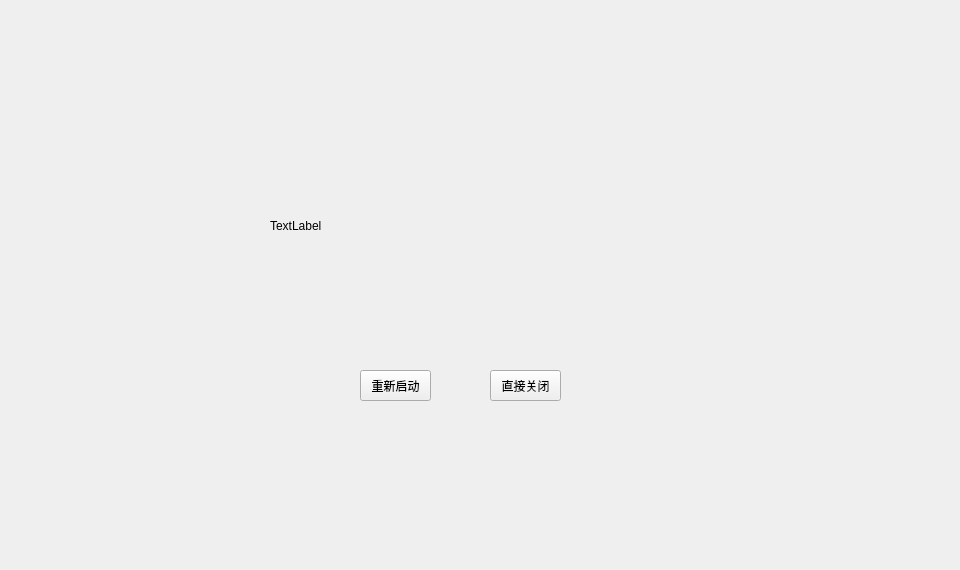
Before: the Qt Designer form Copy/UpdateWidget.ui in HcashOrg/HX-IDE, drawn with Qt 5.
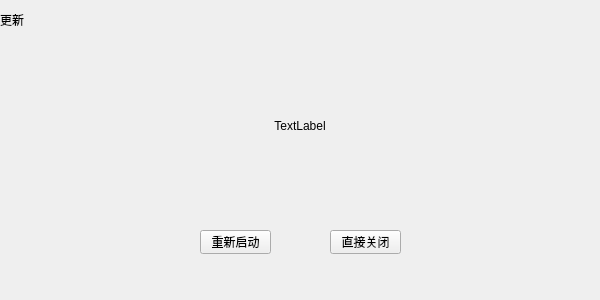
After: the same form once the commit is applied.

The edit to the form file:
```diff
--- a/Copy/UpdateWidget.ui
+++ b/Copy/UpdateWidget.ui
@@ -6,8 +6,8 @@
    <rect>
     <x>0</x>
     <y>0</y>
-    <width>960</width>
-    <height>570</height>
+    <width>600</width>
+    <height>300</height>
    </rect>
   </property>
   <property name="windowTitle">
@@ -16,10 +16,10 @@
   <widget class="QToolButton" name="toolButton_restart">
    <property name="geometry">
     <rect>
-     <x>360</x>
-     <y>370</y>
+     <x>200</x>
+     <y>230</y>
      <width>71</width>
-     <height>31</height>
+     <height>24</height>
     </rect>
    </property>
    <property name="cursor">
@@ -32,10 +32,10 @@
   <widget class="QToolButton" name="toolButton_close">
    <property name="geometry">
     <rect>
-     <x>490</x>
-     <y>370</y>
+     <x>330</x>
+     <y>230</y>
      <width>71</width>
-     <height>31</height>
+     <height>24</height>
     </rect>
    </property>
    <property name="cursor">
@@ -48,9 +48,9 @@
   <widget class="QLabel" name="update">
    <property name="geometry">
     <rect>
-     <x>270</x>
-     <y>190</y>
-     <width>581</width>
+     <x>0</x>
+     <y>90</y>
+     <width>600</width>
      <height>71</height>
     </rect>
    </property>
@@ -59,6 +59,22 @@
    </property>
    <property name="text">
     <string>TextLabel</string>
+   </property>
+   <property name="alignment">
+    <set>Qt::AlignCenter</set>
+   </property>
+  </widget>
+  <widget class="QLabel" name="title_Label">
+   <property name="geometry">
+    <rect>
+     <x>0</x>
+     <y>0</y>
+     <width>600</width>
+     <height>40</height>
+    </rect>
+   </property>
+   <property name="text">
+    <string>更新</string>
    </property>
   </widget>
  </widget>
```
